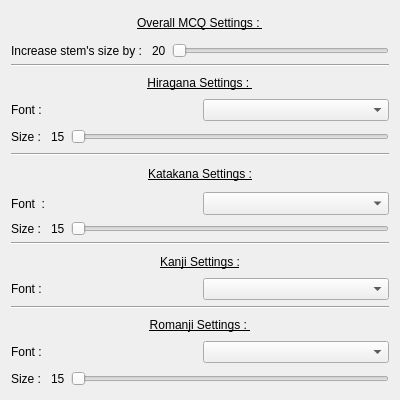
Old version of the form Src/fntsetting.ui in the repository Aryetis/Obenkyobo.
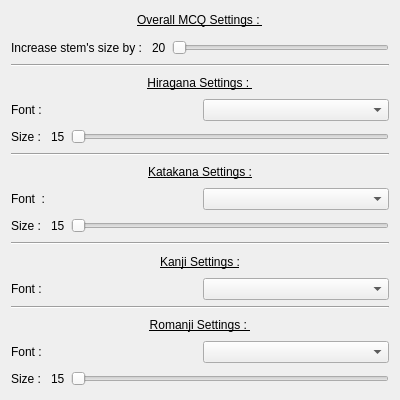
New version of the form.

Commit message: correcting fixed vertical policies on some .ui

```diff
--- a/Src/fntsetting.ui
+++ b/Src/fntsetting.ui
@@ -18,7 +18,7 @@
     <number>9</number>
    </property>
    <item>
-    <layout class="QVBoxLayout" name="OverallContainer">
+    <layout class="QVBoxLayout" name="OverallContainer" stretch="1,1">
      <property name="topMargin">
       <number>0</number>
      </property>
@@ -61,6 +61,12 @@
        </item>
        <item>
         <widget class="QSlider" name="BoostStemSlider">
+         <property name="sizePolicy">
+          <sizepolicy hsizetype="Expanding" vsizetype="Preferred">
+           <horstretch>0</horstretch>
+           <verstretch>0</verstretch>
+          </sizepolicy>
+         </property>
          <property name="maximum">
           <number>20</number>
          </property>
@@ -174,7 +180,7 @@
     </widget>
    </item>
    <item>
-    <layout class="QVBoxLayout" name="KatakanaContainer">
+    <layout class="QVBoxLayout" name="KatakanaContainer" stretch="1,1,1">
      <property name="topMargin">
       <number>0</number>
      </property>
@@ -238,6 +244,12 @@
        </item>
        <item>
         <widget class="QSlider" name="KatakanaSizeSlider">
+         <property name="sizePolicy">
+          <sizepolicy hsizetype="Expanding" vsizetype="Preferred">
+           <horstretch>0</horstretch>
+           <verstretch>0</verstretch>
+          </sizepolicy>
+         </property>
          <property name="minimum">
           <number>20</number>
          </property>
```
Left out of the diff: 6 changed lines with no effect on the pictures. The commit also changes 2 other files.
